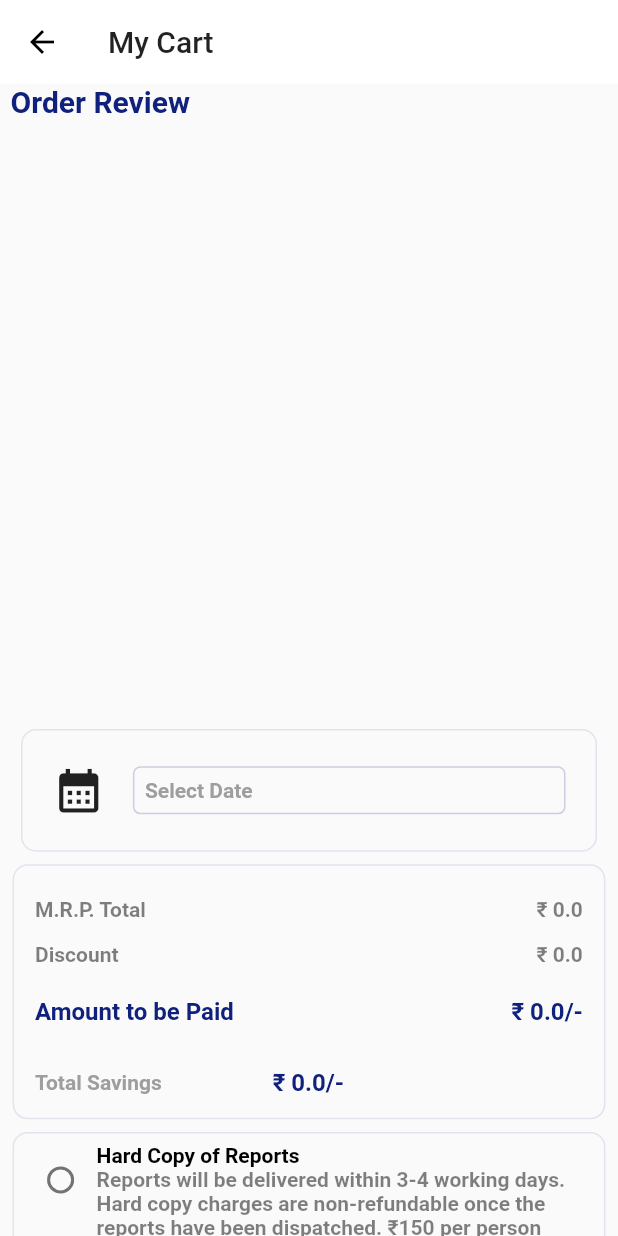
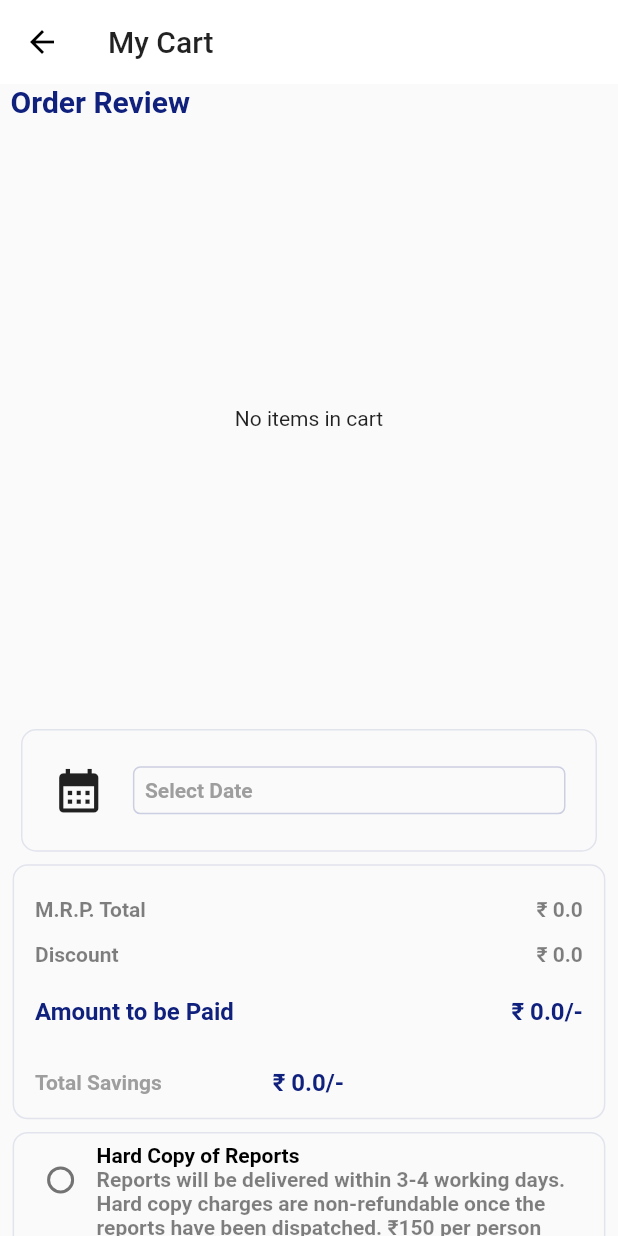
Before and after one commit to SanketSarmalkar/Medical_Test_Scheduling_App, a Flutter app: the screen it shows after launch, after a tap on the "shopping cart" icon, on a phone screen of 412 x 824 dp. Run offline on Flutter 3.47's test engine with Material 2 defaults, Android fonts, the phone set to English and light mode, and no system bars; our stand-ins replace get.

Commit message:
feat/adding_tests_to_cart

```diff
--- a/lib/components/cart_orders.dart
+++ b/lib/components/cart_orders.dart
@@ -1,4 +1,7 @@
 import 'package:flutter/material.dart';
+import 'package:get/get.dart';
+import 'package:health_checkup_store/components/cart_order_item.dart';
+import 'package:health_checkup_store/controllers/my_cart_controller.dart';
 
 class CartOrders extends StatefulWidget {
   const CartOrders({super.key});
@@ -8,10 +11,26 @@ class CartOrders extends StatefulWidget {
 }
 
 class CartOrdersState extends State<CartOrders> {
+  MyCartController myCartController = Get.put(MyCartController());
+
   @override
   Widget build(BuildContext context) {
-    return SizedBox(
-      height: 400,
+    return Obx(
+      () => SizedBox(
+        height: 400,
+        child: (myCartController.myCartList.isNotEmpty)
+            ? ListView.builder(
+                scrollDirection: Axis.vertical,
+                itemCount: myCartController.myCartList.length,
+                itemBuilder: (context, item) {
+                  return CartOrderItem(
+                    test: myCartController.myCartList[item],
+                  );
+                })
+            : const Center(
+                child: Text("No items in cart"),
+              ),
+      ),
     );
   }
 }
--- /dev/null
+++ b/lib/controllers/my_cart_controller.dart
@@ -0,0 +1,30 @@
+import 'package:get/get.dart';
+import 'package:health_checkup_store/models/popular_lab_test_model.dart';
+
+class MyCartController extends GetxController {
+  final _myCartList = <PopularLabTestModel>[].obs;
+  final _totalPrice = 0.0.obs;
+  final _totalMRP = 0.0.obs;
+  final _totalDiscount = 0.0.obs;
+
+  List<PopularLabTestModel> get myCartList => _myCartList.toList();
+  double get totalPrice => _totalPrice.value;
+  double get totalMRP => _totalMRP.value;
+  double get totalDiscount => _totalDiscount.value;
+
+  void addToCart(PopularLabTestModel myCartModel) {
+    _myCartList.add(myCartModel);
+    _totalPrice.value += myCartModel.testDiscountedPrice;
+    _totalMRP.value += myCartModel.testActualPrice;
+    _totalDiscount.value +=
+        myCartModel.testActualPrice - myCartModel.testDiscountedPrice;
+  }
+
+  void removeFromCart(PopularLabTestModel myCartModel) {
+    _myCartList.remove(myCartModel);
+    _totalPrice.value -= myCartModel.testDiscountedPrice;
+    _totalMRP.value -= myCartModel.testActualPrice;
+    _totalDiscount.value -=
+        myCartModel.testActualPrice - myCartModel.testDiscountedPrice;
+  }
+}
--- a/lib/screens/my_cart.dart
+++ b/lib/screens/my_cart.dart
@@ -1,6 +1,8 @@
 import 'package:flutter/material.dart';
+import 'package:get/get.dart';
 import 'package:health_checkup_store/components/calender_widget.dart';
 import 'package:health_checkup_store/components/cart_orders.dart';
+import 'package:health_checkup_store/controllers/my_cart_controller.dart';
 
 class MyCartPage extends StatefulWidget {
   const MyCartPage({super.key});
@@ -10,9 +12,11 @@ class MyCartPage extends StatefulWidget {
 }
 
 class _MyCartPageState extends State<MyCartPage> {
+  MyCartController myCartController = Get.put(MyCartController());
+
   @override
   Widget build(BuildContext context) {
-    TextStyle _textStyle1 = TextStyle(
+    TextStyle textStyle1 = TextStyle(
       fontSize: Theme.of(context).textTheme.titleSmall!.fontSize,
       fontWeight: FontWeight.bold,
       color: Colors.black.withOpacity(0.5),
@@ -101,7 +105,8 @@ class _MyCartPageState extends State<MyCartPage> {
                   ),
                 ),
               ),
-              Container(
+              Obx(
+                () => Container(
                   decoration: BoxDecoration(
                     border: Border.all(
                       color: const Color(0xff10217D).withOpacity(0.1),
@@ -133,9 +138,10 @@ class _MyCartPageState extends State<MyCartPage> {
                             children: [
                               Text(
                                 "M.R.P. Total",
-                              style: _textStyle1,
+                                style: textStyle1,
                               ),
-                            Text("₹ ${0.00}", style: _textStyle1),
+                              Text("₹ ${myCartController.totalMRP}",
+                                  style: textStyle1),
                             ],
                           ),
                         ),
@@ -154,8 +160,9 @@ class _MyCartPageState extends State<MyCartPage> {
                           child: Row(
                               mainAxisAlignment: MainAxisAlignment.spaceBetween,
                               children: [
-                              Text("Discount", style: _textStyle1),
-                              Text("₹ ${0.00}", style: _textStyle1),
+                                Text("Discount", style: textStyle1),
+                                Text("₹ ${myCartController.totalDiscount}",
+                                    style: textStyle1),
                               ]),
                         ),
                         Padding(
@@ -182,7 +189,7 @@ class _MyCartPageState extends State<MyCartPage> {
                                     fontWeight: FontWeight.bold,
                                     color: const Color(0xff10217D),
                                   )),
-                            Text("₹ ${0.00}/-",
+                              Text("₹ ${myCartController.totalPrice}/-",
                                   style: TextStyle(
                                     fontSize: Theme.of(context)
                                         .textTheme
@@ -211,7 +218,7 @@ class _MyCartPageState extends State<MyCartPage> {
                                 ),
                               ),
                               Text(
-                              "₹ ${0.00}/-",
+                                "₹ ${myCartController.totalDiscount}/-",
                                 style: TextStyle(
                                   fontSize: Theme.of(context)
                                       .textTheme
@@ -225,6 +232,7 @@ class _MyCartPageState extends State<MyCartPage> {
                           ),
                         )
                       ]),
+                ),
               ),
               Container(
                 margin: EdgeInsets.only(
@@ -263,7 +271,7 @@ class _MyCartPageState extends State<MyCartPage> {
                                   )),
                               Text(
                                   "Reports will be delivered within 3-4 working days. Hard copy charges are non-refundable once the reports have been dispatched. ₹150 per person",
-                                  style: _textStyle1),
+                                  style: textStyle1),
                             ],
                           ),
                         )
```
Also changed, not shown: lib/components/cart_order_item.dart (added, +205 -0 lines), lib/components/popular_lab_test_card.dart (+17 -1 lines). Lines whose indentation alone changed are shown as unchanged.
